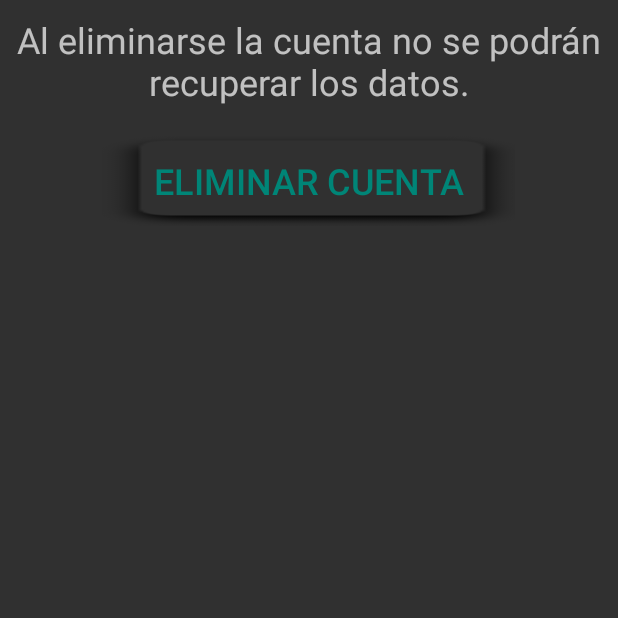
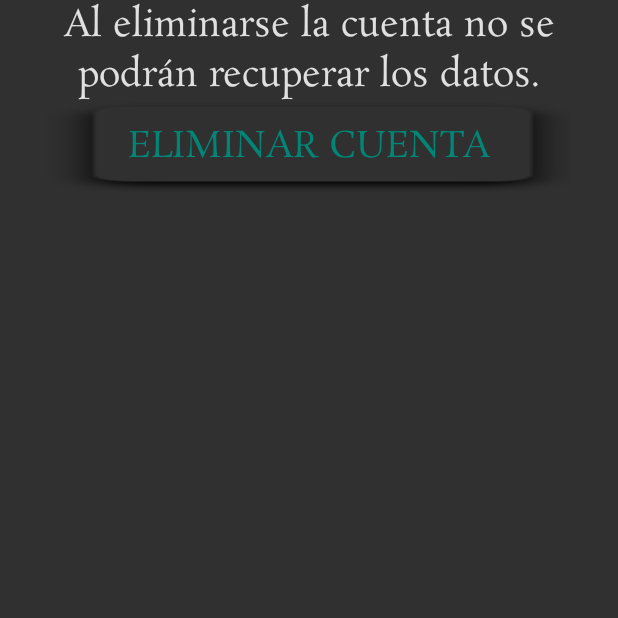
Before and after one commit to AlfredoArmenta/APPSTRESS, an Android app: the fragment DeleteFragment shown on its own in the app's theme, on a phone screen of 412 x 824 dp, the top half of it. Run offline under Robolectric (Android 15) with nearby library versions, the phone set to English and light mode, and no system bars; 1 statement that could not run was skipped.

Commit message:
Cmabios medios
Se realizo de un refactor de las vistas de lista registros, fragment_registro_ fragment_home, fragment_delete_user y se agrego un AlertDialog al querer eliminar la cuenta. :)

```diff
--- a/app/src/main/java/com/example/estres2/ui/graficas/GraficasFragment.kt
+++ b/app/src/main/java/com/example/estres2/ui/graficas/GraficasFragment.kt
@@ -62,7 +62,6 @@ class GraficasFragment : Fragment() {
             x += 0.1
         }
         binding.apply {
-            textGraficas.text = "Vista de las gráficas"
             gridLabelRendererFC = FC.gridLabelRenderer
             gridLabelRendererFC.horizontalAxisTitle = "Tiempo (s)"
             gridLabelRendererFC.verticalAxisTitle = "Frecuencia Cardiaca"
--- /dev/null
+++ b/app/src/main/res/drawable/ic_remove_user.xml
@@ -0,0 +1,6 @@
+<vector android:height="50dp" android:viewportHeight="512"
+    android:viewportWidth="512" android:width="50dp" xmlns:android="http://schemas.android.com/apk/res/android">
+    <path android:fillColor="@color/colorSecondaryText" android:pathData="M224.28,122.335m-99.792,0a99.792,99.792 0,1 1,199.584 0a99.792,99.792 0,1 1,-199.584 0"/>
+    <path android:fillColor="@color/colorSecondaryText" android:pathData="M290.18,372.258c0,-33.578 27.221,-60.801 60.799,-60.801h41.115c-14.369,-46.129 -40.139,-84.935 -72.908,-110.761c-22.576,27.31 -56.707,44.716 -94.906,44.716c-38.198,0 -72.333,-17.406 -94.908,-44.716C78.028,241.16 43.821,313.459 43.821,395.931c0,0 74.015,26.611 178.796,26.611c24.189,0 46.912,-1.42 67.563,-3.602V372.258z"/>
+    <path android:fillColor="@color/error_red" android:pathData="M415.059,323.457h-59.76c-29.336,0 -53.119,23.783 -53.119,53.121v59.76c0,29.336 23.783,53.119 53.119,53.119h59.76c29.338,0 53.121,-23.783 53.121,-53.119v-59.76C468.18,347.24 444.397,323.457 415.059,323.457zM427.427,425.799c6.248,6.249 6.248,16.379 0,22.627s-16.379,6.249 -22.628,0L385,428.627l-19.799,19.799c-6.249,6.249 -16.38,6.248 -22.628,0s-6.248,-16.378 0,-22.627L362.372,406l-19.799,-19.799c-6.248,-6.249 -6.248,-16.379 0,-22.627c6.249,-6.249 16.379,-6.249 22.628,0L385,383.373l19.799,-19.799c6.249,-6.249 16.38,-6.248 22.628,0s6.248,16.378 0,22.627L407.628,406L427.427,425.799z"/>
+</vector>
--- a/app/src/main/res/layout/fragment_delete_user.xml
+++ b/app/src/main/res/layout/fragment_delete_user.xml
@@ -12,28 +12,18 @@
 
         <TextView
             android:id="@+id/txt_eliminar"
+            style="@style/subTitleText"
             android:layout_width="match_parent"
             android:layout_height="wrap_content"
-            android:layout_marginStart="@dimen/margin"
-            android:layout_marginTop="@dimen/margin"
-            android:layout_marginEnd="@dimen/margin"
-            android:layout_marginBottom="@dimen/margin"
-            android:gravity="center"
             android:text="@string/eliminarse_la_cuenta"
-            android:textSize="@dimen/text_size_body1" />
+            android:textAlignment="center" />
 
         <Button
             android:id="@+id/CEliminar"
+            style="@style/buttonStyle"
             android:layout_width="@dimen/button_size_width_extended"
             android:layout_height="@dimen/button_size_height_text"
-            android:layout_marginStart="@dimen/margin"
-            android:layout_marginTop="@dimen/margin"
-            android:layout_marginEnd="@dimen/margin"
-            android:layout_marginBottom="@dimen/margin"
-            android:background="@drawable/cambia_sombra"
-            android:text="@string/eliminar_cuenta"
-            android:textColor="@color/colorPrimary"
-            android:textSize="@dimen/text_size_body1" />
+            android:text="@string/eliminar_cuenta" />
 
     </LinearLayout>
 
--- a/app/src/main/res/layout/lista_registros.xml
+++ b/app/src/main/res/layout/lista_registros.xml
@@ -15,7 +15,7 @@
         android:layout_height="wrap_content"
         android:layout_weight="1"
         android:text="@string/name_registro"
-        android:textSize="@dimen/text_size_list_register" />
+        style="@style/subNormalText"/>
 
     <ImageView
         android:id="@+id/RVEliminar"
--- a/app/src/main/res/layout/nav_header_menu_principal.xml
+++ b/app/src/main/res/layout/nav_header_menu_principal.xml
@@ -14,6 +14,7 @@
         android:id="@+id/MenuImagen"
         android:layout_width="wrap_content"
         android:layout_height="wrap_content"
+        android:layout_marginTop="@dimen/margin"
         android:layout_marginStart="@dimen/margin"
         android:background="@android:color/transparent"
         android:contentDescription="@string/imagen_user"
--- a/app/src/main/res/menu/menu_principal.xml
+++ b/app/src/main/res/menu/menu_principal.xml
@@ -1,8 +1,9 @@
 <?xml version="1.0" encoding="utf-8"?>
 <menu xmlns:android="http://schemas.android.com/apk/res/android"
-    xmlns:app="http://schemas.android.com/apk/res-auto">
+    xmlns:app="http://schemas.android.com/apk/res-auto"
+    android:id="@+id/menu_main">
     <item
         android:id="@+id/action_Cerrar_Sesión"
         android:title="@string/cerrar_sesion"
-        app:showAsAction="never" />
+        app:showAsAction="always"/>
 </menu>
--- a/app/src/main/res/values/colors.xml
+++ b/app/src/main/res/values/colors.xml
@@ -8,5 +8,6 @@
 
     <color name="error_red">#FF0000</color>
     <color name="correct_green">#76FF36</color>
+    <color name="color_red01">#8e0000</color>
 
 </resources>
--- a/app/src/main/res/values/dimens.xml
+++ b/app/src/main/res/values/dimens.xml
@@ -20,7 +20,7 @@
     <dimen name="button_size_height_text">60dp</dimen>
     <dimen name="button_size_height_icon">80dp</dimen>
     <dimen name="button_size_width_text">200dp</dimen>
-    <dimen name="button_size_width_extended">275dp</dimen>
+    <dimen name="button_size_width_extended">350dp</dimen>
 
     <!-- Dimenciones del boton flotante -->
     <dimen name="button_size_height_floating">75dp</dimen>
--- a/app/src/main/res/values/styles.xml
+++ b/app/src/main/res/values/styles.xml
@@ -95,7 +95,9 @@
     </style>
 
     <!--Style for Popup overlay, this find in the top-->
-    <style name="PopupOverlay" parent="ThemeOverlay.AppCompat.Dark" />
+    <style name="PopupOverlay" parent="ThemeOverlay.AppCompat.Dark" >
+        <item name="android:gravity">center</item>
+    </style>
 
     <style name="customPopupOverlay" parent="PopupOverlay">
         <item name="fontFamily">@font/rosarivo</item>
@@ -123,4 +125,22 @@
         <item name="fontFamily">@font/rosarivo</item>
         <item name="android:textStyle">bold|italic</item>
     </style>
+    <!--Style for AlertDialog-->
+    <style name="AlertDialogCustom" parent="@android:style/Theme.Material">
+        <item name="android:textColor">@android:color/white</item>
+        <item name="android:textStyle">bold</item>
+        <item name="fontFamily">@font/rosarivo</item>
+        <item name="android:headerDividersEnabled">true</item>
+        <item name="buttonBarPositiveButtonStyle">@style/Widget.App.Button</item>
+        <item name="buttonBarNegativeButtonStyle">@style/Widget.App.Button</item>
+    </style>
+
+    <style name="Widget.App.Button" parent="Widget.MaterialComponents.Button.TextButton.Dialog">
+        <item name="android:fontFamily">@font/rosarivo</item>
+        <item name="android:textAllCaps">true</item>
+    </style>
+
+    <style name="MyTextAppearance" parent="TextAppearance.AppCompat">
+        <item name="android:fontFamily">@font/rosarivo</item>
+    </style>
 </resources>
```
Also changed, not shown: app/src/main/java/com/example/estres2/actividades/bluetooth/BlunoLibrary.java (+3 -15 lines), app/src/main/java/com/example/estres2/ui/eliminar/DeleteFragment.kt (+16 -1 lines), app/src/main/res/layout/app_bar_menu_principal.xml (+4 -6 lines), app/src/main/res/layout/fragment_graphs.xml (+7 -59 lines), app/src/main/res/layout/fragment_home.xml (+2 -7 lines), app/src/main/res/layout/fragment_registro.xml (+9 -27 lines).
